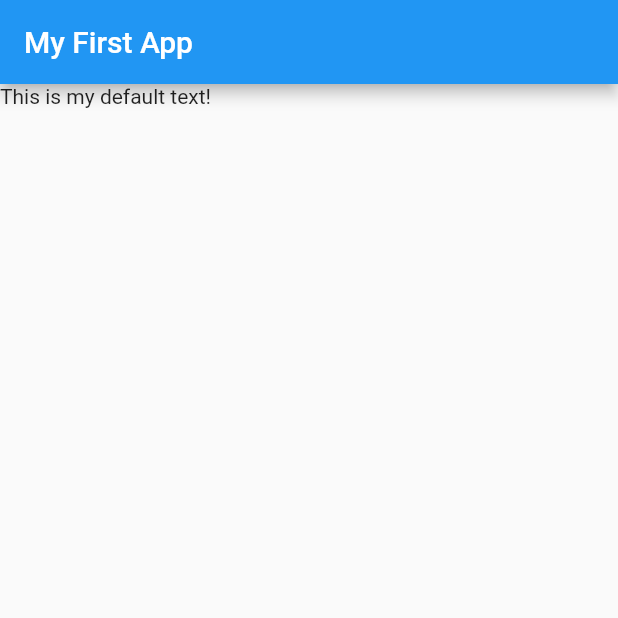
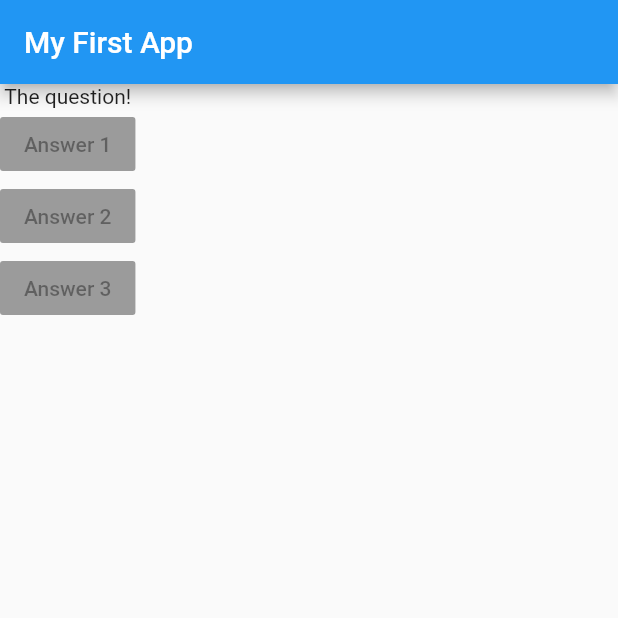
Before and after one commit to eldlabs/flutter_complete_guide, a Flutter app: the screen it shows after launch, on a phone screen of 412 x 824 dp, the top half of it. Run offline on Flutter 3.47's test engine with Material 2 defaults, Android fonts, the phone set to English and light mode, and no system bars.

Commit message:
Implementing column with text and buttons

```diff
--- a/lib/main.dart
+++ b/lib/main.dart
@@ -10,7 +10,21 @@ class MyApp extends StatelessWidget {
         appBar: AppBar(
           title: Text('My First App'),
         ),
-        body: Text('This is my default text!'),
+        body: Column(children: [
+          Text('The question!'),
+          RaisedButton(
+            child: Text('Answer 1'),
+            onPressed: null,
+          ),
+          RaisedButton(
+            child: Text('Answer 2'),
+            onPressed: null,
+          ),
+          RaisedButton(
+            child: Text('Answer 3'),
+            onPressed: null,
+          ),
+        ]),
       ),
     );
   }
```
